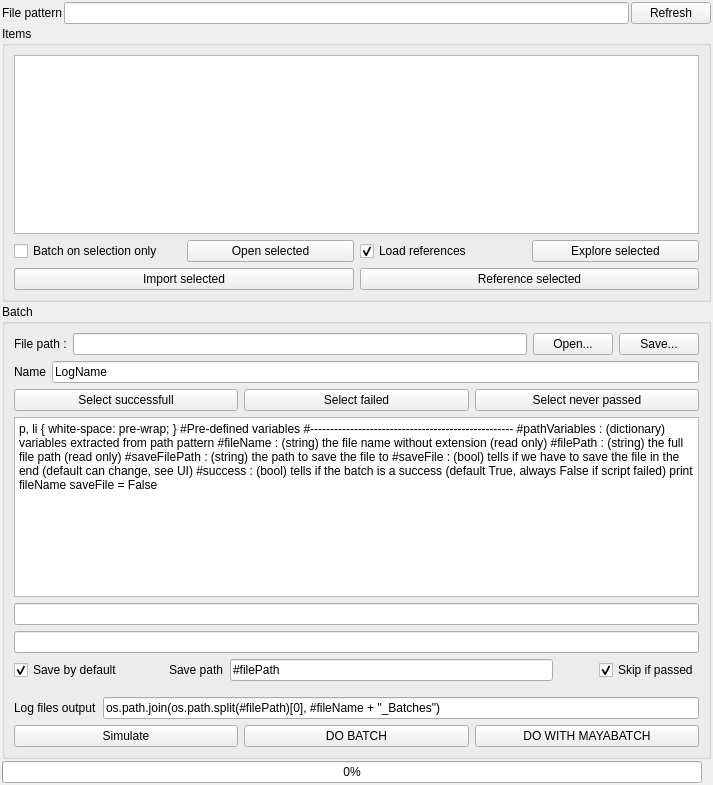
Qt form Maya/scripts/UI/tkNodesBatcher.ui (CyrilToonkit/Toonkit_Module_Base) before a commit.
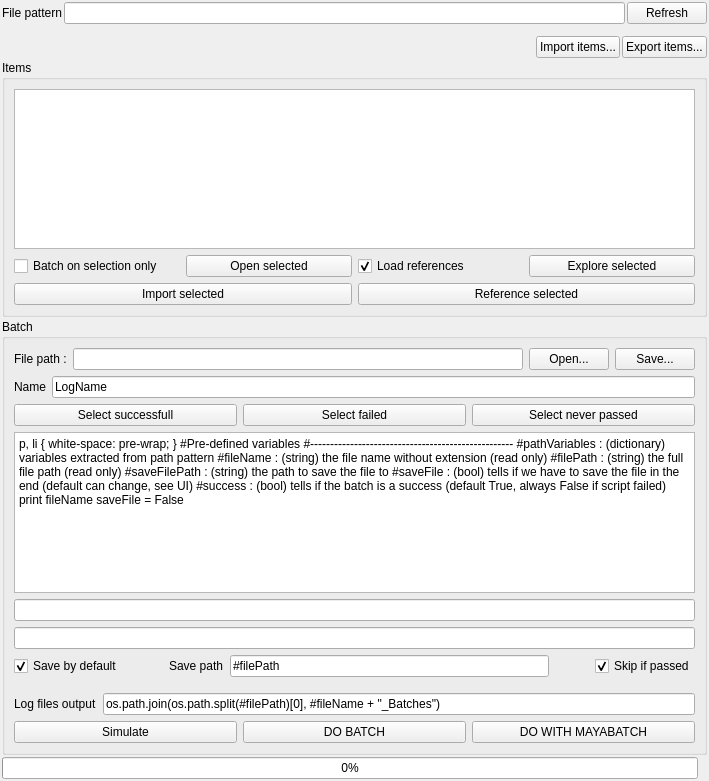
The same form after that commit. Icons and pictures are not drawn.

Commit message: Added import/export to batcher file list

Diff of the .ui file:
```diff
--- a/Maya/scripts/UI/tkNodesBatcher.ui
+++ b/Maya/scripts/UI/tkNodesBatcher.ui
@@ -6,8 +6,8 @@
    <rect>
     <x>0</x>
     <y>0</y>
-    <width>713</width>
-    <height>785</height>
+    <width>709</width>
+    <height>781</height>
    </rect>
   </property>
   <property name="windowTitle">
@@ -45,6 +45,40 @@
      </item>
     </layout>
    </item>
+   <item>
+    <layout class="QHBoxLayout" name="horizontalLayout_11">
+     <property name="topMargin">
+      <number>10</number>
+     </property>
+     <item>
+      <spacer name="horizontalSpacer_3">
+       <property name="orientation">
+        <enum>Qt::Horizontal</enum>
+       </property>
+       <property name="sizeHint" stdset="0">
+        <size>
+         <width>40</width>
+         <height>20</height>
+        </size>
+       </property>
+      </spacer>
+     </item>
+     <item>
+      <widget class="QPushButton" name="batcherImportFilesBT">
+       <property name="text">
+        <string>Import items...</string>
+       </property>
+      </widget>
+     </item>
+     <item>
+      <widget class="QPushButton" name="batcherExportFilesBT">
+       <property name="text">
+        <string>Export items...</string>
+       </property>
+      </widget>
+     </item>
+    </layout>
+   </item>
    <item>
     <widget class="QGroupBox" name="Nodes">
      <property name="title">
@@ -221,7 +255,7 @@
 &lt;p style=&quot; margin-top:0px; margin-bottom:0px; margin-left:0px; margin-right:0px; -qt-block-indent:0; text-indent:0px;&quot;&gt;&lt;span style=&quot; font-size:8pt;&quot;&gt;#saveFilePath : (string) the path to save the file to&lt;/span&gt;&lt;/p&gt;
 &lt;p style=&quot; margin-top:0px; margin-bottom:0px; margin-left:0px; margin-right:0px; -qt-block-indent:0; text-indent:0px;&quot;&gt;&lt;span style=&quot; font-size:8pt;&quot;&gt;#saveFile : (bool) tells if we have to save the file in the end (default can change, see UI)&lt;/span&gt;&lt;/p&gt;
 &lt;p style=&quot; margin-top:0px; margin-bottom:0px; margin-left:0px; margin-right:0px; -qt-block-indent:0; text-indent:0px;&quot;&gt;&lt;span style=&quot; font-size:8pt;&quot;&gt;#success : (bool) tells if the batch is a success (default True, always False if script failed)&lt;/span&gt;&lt;/p&gt;
-&lt;p style=&quot;-qt-paragraph-type:empty; margin-top:0px; margin-bottom:0px; margin-left:0px; margin-right:0px; -qt-block-indent:0; text-indent:0px; font-size:8pt;&quot;&gt;&lt;/p&gt;
+&lt;p style=&quot;-qt-paragraph-type:empty; margin-top:0px; margin-bottom:0px; margin-left:0px; margin-right:0px; -qt-block-indent:0; text-indent:0px; font-size:8pt;&quot;&gt;&lt;br /&gt;&lt;/p&gt;
 &lt;p style=&quot; margin-top:0px; margin-bottom:0px; margin-left:0px; margin-right:0px; -qt-block-indent:0; text-indent:0px;&quot;&gt;&lt;span style=&quot; font-size:8pt;&quot;&gt;&lt;br /&gt;&lt;/span&gt;&lt;/p&gt;
 &lt;p style=&quot; margin-top:0px; margin-bottom:0px; margin-left:0px; margin-right:0px; -qt-block-indent:0; text-indent:0px;&quot;&gt;&lt;span style=&quot; font-size:8pt;&quot;&gt;&lt;br /&gt;&lt;/span&gt;&lt;/p&gt;
 &lt;p style=&quot; margin-top:0px; margin-bottom:0px; margin-left:0px; margin-right:0px; -qt-block-indent:0; text-indent:0px;&quot;&gt;&lt;span style=&quot; font-size:8pt;&quot;&gt;print fileName&lt;/span&gt;&lt;/p&gt;
```
The commit also changes 1 other file.
